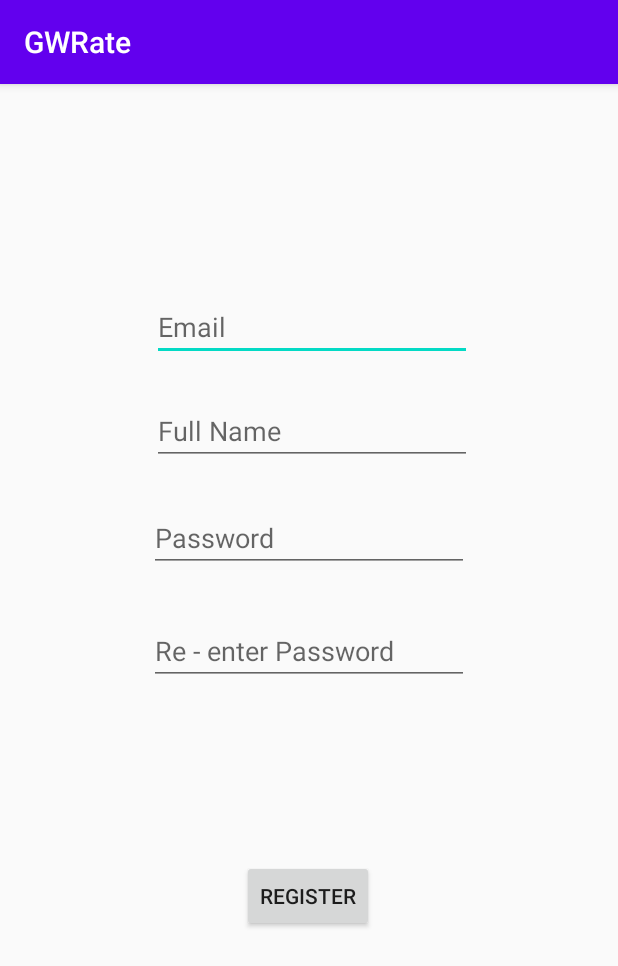
After one commit to WolfDroid/GWRate_Android, an Android app: the RegisterActivity screen opened directly, with no data from a screen before it, on a phone screen of 412 x 824 dp. The commit adds this screen. Shown: the top 966 px of the screen. Run offline under Robolectric (Android 15) with nearby library versions, the phone set to English and light mode, and no system bars; our stand-ins replace Firebase (no records; nobody signed in at launch, a user with empty details on screens opened directly).

Commit message:
Register Initiation
Intiating Register Page

```diff
--- /dev/null
+++ b/app/src/main/java/com/enveriesagestudios/gwrate/RegisterActivity.java
@@ -0,0 +1,144 @@
+package com.enveriesagestudios.gwrate;
+
+import androidx.annotation.NonNull;
+import androidx.appcompat.app.AppCompatActivity;
+
+import android.content.Intent;
+import android.os.Bundle;
+import android.text.TextUtils;
+import android.util.Log;
+import android.view.View;
+import android.widget.Button;
+import android.widget.EditText;
+import android.widget.Toast;
+
+import com.google.android.gms.tasks.OnCompleteListener;
+import com.google.android.gms.tasks.Task;
+import com.google.firebase.auth.AuthResult;
+import com.google.firebase.auth.FirebaseAuth;
+import com.google.firebase.auth.FirebaseUser;
+
+import java.util.regex.Matcher;
+import java.util.regex.Pattern;
+
+public class RegisterActivity extends AppCompatActivity {
+
+    //Declare an instance of firebase Auth
+    private FirebaseAuth mAuth;
+    private EditText edtEmail;
+    private EditText edtUserName;
+    private EditText edtPassword;
+    private EditText edtRePassword;
+    private Button btRegister;
+
+    //Declare Tag
+    private static final String TAG = "RegisterActivity";
+
+    //Oncreate Function
+    @Override
+    protected void onCreate(Bundle savedInstanceState) {
+        super.onCreate(savedInstanceState);
+        setContentView(R.layout.activity_register);
+
+        //Initialize Firebase Auth
+        mAuth = FirebaseAuth.getInstance();
+
+        //Button Definition
+        edtEmail = findViewById(R.id.etEmail);
+        edtUserName = findViewById(R.id.etUserName);
+        edtPassword = findViewById(R.id.etPassword);
+        edtRePassword = findViewById(R.id.etRePassword);
+        btRegister= findViewById(R.id.btnRegister);
+
+        //Onclick Listener
+        btRegister.setOnClickListener(new View.OnClickListener() {
+            @Override
+            public void onClick(View v) {
+                signUp();
+            }
+        });
+
+    }
+
+    //Sign up Authentication
+    private void signUp() {
+
+        //showProgressDialog();
+        String email = edtEmail.getText().toString();
+        String password = edtPassword.getText().toString();
+        String repassword = edtRePassword.getText().toString();
+
+        //Form Authentication Function
+        if (!validateForm()) {
+            return;
+        }
+
+
+        mAuth.createUserWithEmailAndPassword(email, password)
+                .addOnCompleteListener(this, new OnCompleteListener<AuthResult>() {
+                    @Override
+                    public void onComplete(@NonNull Task<AuthResult> task) {
+                        if (task.isSuccessful()) {
+                            // Sign in success, update UI with the signed-in user's information
+                            Log.d(TAG, "createUserWithEmail:success");
+                            Toast.makeText(RegisterActivity.this, "Register Success", Toast.LENGTH_SHORT).show();
+                            FirebaseUser user = mAuth.getCurrentUser();
+                            Intent backToLoginIntent = new Intent(RegisterActivity.this, LoginActivity.class);
+                            startActivity(backToLoginIntent);
+                        } else {
+                            // If sign in fails, display a message to the user.
+                            Log.w(TAG, "createUserWithEmail:failure", task.getException());
+                            Toast.makeText(RegisterActivity.this, "Register Failed", Toast.LENGTH_SHORT).show();
+                        }
+                    }
+                });
+
+    }
+
+    //Validation Form
+    private boolean validateForm() {
+        boolean result = true;
+        if (TextUtils.isEmpty(edtPassword.getText().toString())
+                &&TextUtils.isEmpty(edtEmail.getText().toString())
+                &&TextUtils.isEmpty(edtUserName.getText().toString())
+                &&TextUtils.isEmpty(edtRePassword.getText().toString())
+        ) {
+            Toast.makeText(RegisterActivity.this, "Please fill the form properly", Toast.LENGTH_LONG).show();
+            edtPassword.setError("Required");
+            edtEmail.setError("Required");
+            edtUserName.setError("Required");
+            edtRePassword.setError("Required");
+            result = false;
+        } else if (TextUtils.isEmpty(edtEmail.getText().toString())) {
+            Toast.makeText(RegisterActivity.this, "Email Required", Toast.LENGTH_LONG).show();
+            edtEmail.setError("Required");
+            result = false;
+        } else if (TextUtils.isEmpty(edtUserName.getText().toString())) {
+            Toast.makeText(RegisterActivity.this, "Pelase enter your Full Name", Toast.LENGTH_LONG).show();
+            edtUserName.setError("Required");
+            result = false;
+        } else if (TextUtils.isEmpty(edtPassword.getText().toString())) {
+            Toast.makeText(RegisterActivity.this, "Password Required", Toast.LENGTH_LONG).show();
+            edtPassword.setError("Required");
+            result = false;
+        } else if (TextUtils.isEmpty(edtRePassword.getText().toString())) {
+            Toast.makeText(RegisterActivity.this, "Please reconfirm your Password", Toast.LENGTH_LONG).show();
+            edtRePassword.setError("Required");
+            result = false;
+        } else {
+            edtPassword.setError(null);
+            edtRePassword.setError(null);
+        }
+
+        //Password and Re password Equalize Checker
+        if ( edtRePassword.getText().toString().equals( edtPassword.getText().toString() ) ){
+            result = true;
+        } else {
+            edtRePassword.setError("Password does not match");
+            result = false;
+        }
+
+        return result;
+    }
+
+}
--- a/app/src/main/res/layout/activity_login.xml
+++ b/app/src/main/res/layout/activity_login.xml
@@ -5,6 +5,7 @@
     android:layout_width="match_parent"
     android:layout_height="match_parent"
     tools:context=".LoginActivity">
+
 
     <EditText
         android:id="@+id/etPassword"
@@ -55,4 +56,5 @@
         app:layout_constraintStart_toStartOf="parent"
         app:layout_constraintTop_toBottomOf="@+id/etPassword"
         app:layout_constraintVertical_bias="0.273" />
+
 </androidx.constraintlayout.widget.ConstraintLayout>
--- a/app/src/main/res/layout/activity_main.xml
+++ b/app/src/main/res/layout/activity_main.xml
@@ -4,6 +4,4 @@
     xmlns:tools="http://schemas.android.com/tools"
     android:layout_width="match_parent"
     android:layout_height="match_parent"
-    tools:context=".MainActivity">
-
-</androidx.constraintlayout.widget.ConstraintLayout>
+    tools:context=".MainActivity"/>
--- /dev/null
+++ b/app/src/main/res/layout/activity_register.xml
@@ -0,0 +1,74 @@
+<?xml version="1.0" encoding="utf-8"?>
+<androidx.constraintlayout.widget.ConstraintLayout xmlns:android="http://schemas.android.com/apk/res/android"
+    xmlns:app="http://schemas.android.com/apk/res-auto"
+    xmlns:tools="http://schemas.android.com/tools"
+    android:layout_width="match_parent"
+    android:layout_height="match_parent"
+    tools:context=".RegisterActivity">
+
+    <EditText
+        android:id="@+id/etEmail"
+        android:layout_width="wrap_content"
+        android:layout_height="wrap_content"
+        android:ems="10"
+        android:hint="Email"
+        android:inputType="textEmailAddress"
+        app:layout_constraintBottom_toBottomOf="parent"
+        app:layout_constraintEnd_toEndOf="parent"
+        app:layout_constraintHorizontal_bias="0.51"
+        app:layout_constraintStart_toStartOf="parent"
+        app:layout_constraintTop_toTopOf="parent"
+        app:layout_constraintVertical_bias="0.193" />
+
+    <EditText
+        android:id="@+id/etPassword"
+        android:layout_width="wrap_content"
+        android:layout_height="wrap_content"
+        android:ems="10"
+        android:hint="Password"
+        android:inputType="textPassword"
+        app:layout_constraintBottom_toBottomOf="parent"
+        app:layout_constraintEnd_toEndOf="parent"
+        app:layout_constraintStart_toStartOf="parent"
+        app:layout_constraintTop_toBottomOf="@+id/etUserName"
+        app:layout_constraintVertical_bias="0.056" />
+
+    <EditText
+        android:id="@+id/etRePassword"
+        android:layout_width="wrap_content"
+        android:layout_height="wrap_content"
+        android:ems="10"
+        android:hint="Re - enter Password"
+        android:inputType="textPassword"
+        app:layout_constraintBottom_toBottomOf="parent"
+        app:layout_constraintEnd_toEndOf="parent"
+        app:layout_constraintStart_toStartOf="parent"
+        app:layout_constraintTop_toBottomOf="@+id/etPassword"
+        app:layout_constraintVertical_bias="0.075" />
+
+    <EditText
+        android:id="@+id/etUserName"
+        android:layout_width="wrap_content"
+        android:layout_height="wrap_content"
+        android:ems="10"
+        android:hint="Full Name"
+        android:inputType="textPersonName"
+        app:layout_constraintBottom_toBottomOf="parent"
+        app:layout_constraintEnd_toEndOf="parent"
+        app:layout_constraintHorizontal_bias="0.51"
+        app:layout_constraintStart_toStartOf="parent"
+        app:layout_constraintTop_toBottomOf="@+id/etEmail"
+        app:layout_constraintVertical_bias="0.045" />
+
+    <Button
+        android:id="@+id/btnRegister"
+        android:layout_width="wrap_content"
+        android:layout_height="wrap_content"
+        android:text="Register"
+        app:layout_constraintBottom_toBottomOf="parent"
+        app:layout_constraintEnd_toEndOf="parent"
+        app:layout_constraintHorizontal_bias="0.498"
+        app:layout_constraintStart_toStartOf="parent"
+        app:layout_constraintTop_toBottomOf="@+id/etRePassword"
+        app:layout_constraintVertical_bias="0.366" />
+</androidx.constraintlayout.widget.ConstraintLayout>
```
Also changed, not shown: app/src/main/AndroidManifest.xml (+4 -3 lines), app/src/main/java/com/enveriesagestudios/gwrate/LoginActivity.java (+11 -1 lines), 1 other file.
